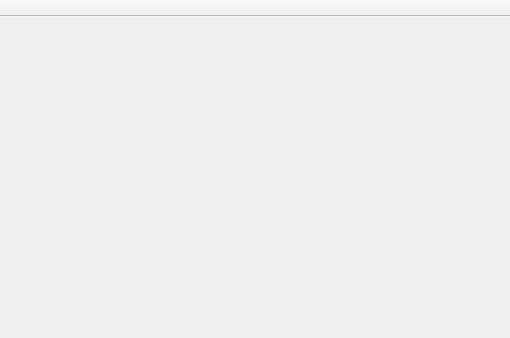
KorolWu/WCS, file WarehouseControlSystem/mainwindow.ui: the form before one commit; both pictures show x 179 to 689 and y 0 to 338 of the 689 by 498 pixel window.
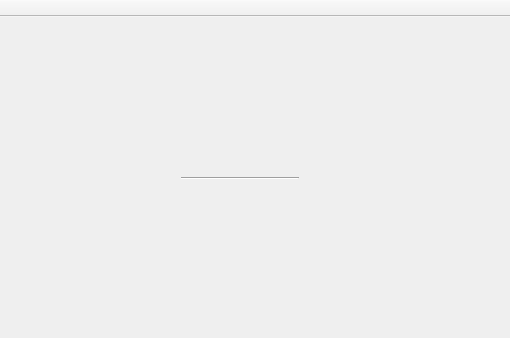
The form after the commit.

The edit to the form file:
```diff
--- a/WarehouseControlSystem/mainwindow.ui
+++ b/WarehouseControlSystem/mainwindow.ui
@@ -13,7 +13,21 @@
   <property name="windowTitle">
    <string>MainWindow</string>
   </property>
-  <widget class="QWidget" name="centralWidget"/>
+  <widget class="QWidget" name="centralWidget">
+   <widget class="Line" name="line">
+    <property name="geometry">
+     <rect>
+      <x>360</x>
+      <y>160</y>
+      <width>118</width>
+      <height>3</height>
+     </rect>
+    </property>
+    <property name="orientation">
+     <enum>Qt::Horizontal</enum>
+    </property>
+   </widget>
+  </widget>
   <widget class="QMenuBar" name="menuBar">
    <property name="geometry">
     <rect>
```
